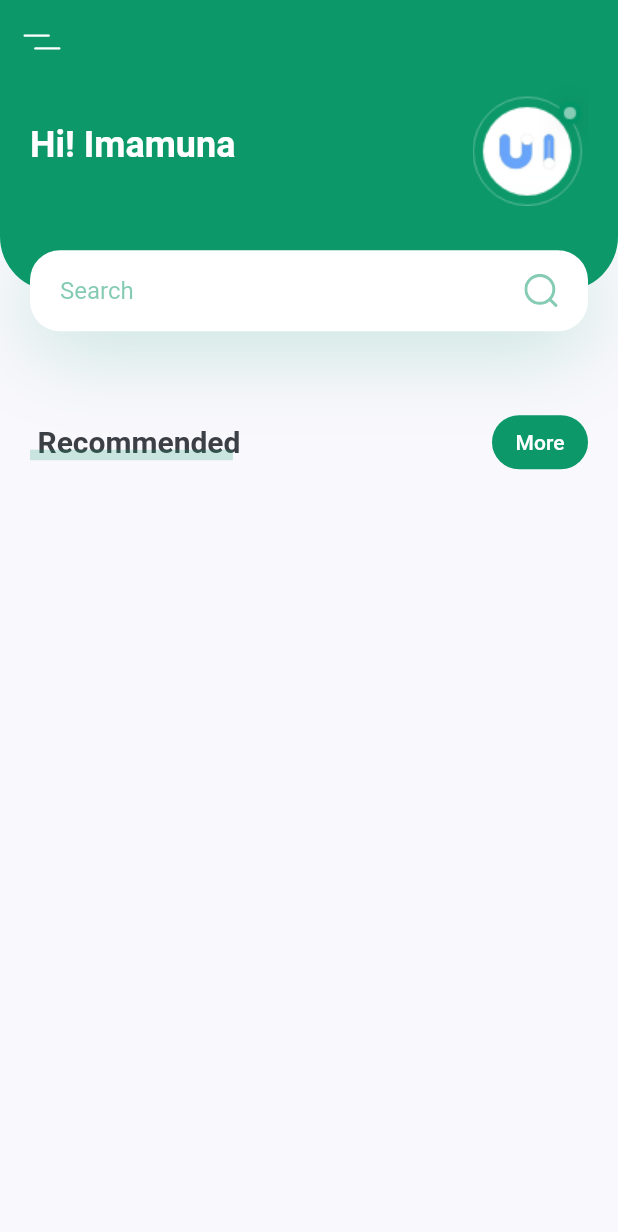
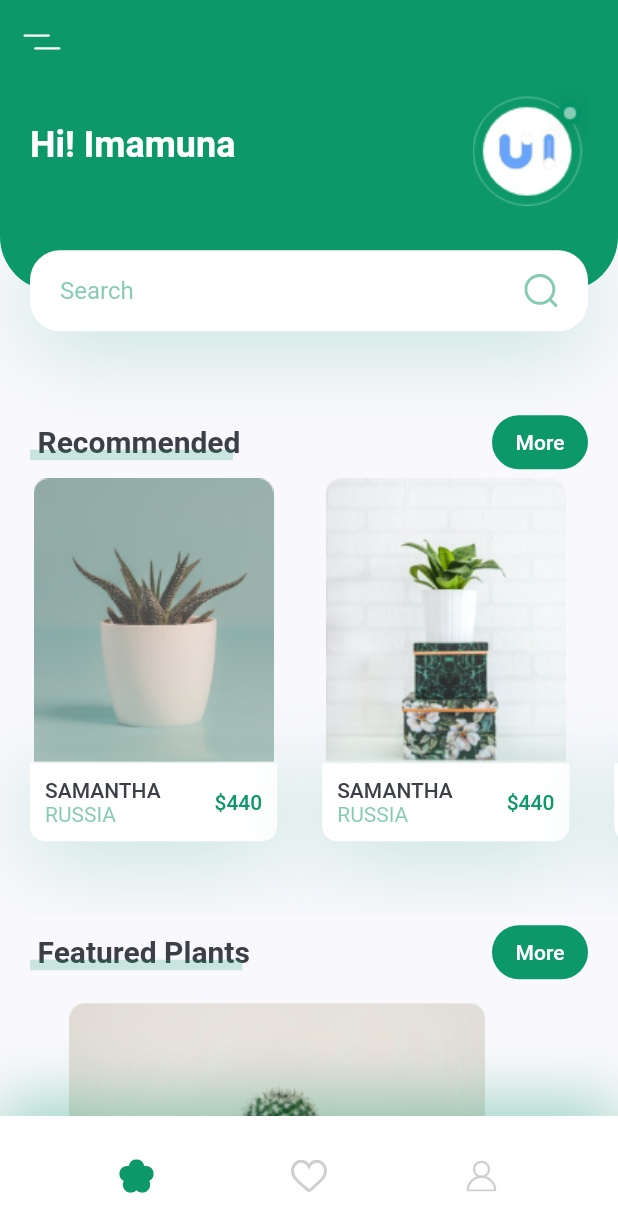
Before and after one commit to Imamuna/plant_app, a Flutter app: the screen it shows after launch, on a phone screen of 412 x 824 dp. Shown: the top 1232 px of the screen. Run offline on Flutter 3.47's test engine with Material 2 defaults, Android fonts, the phone set to English and light mode, and no system bars; our stand-ins replace flutter_svg.

Commit message:
Initial commit

```diff
--- /dev/null
+++ b/lib/components/bottomNavBar.dart
@@ -0,0 +1,44 @@
+import 'package:flutter/material.dart';
+import 'package:flutter_svg/svg.dart';
+
+import '../constants.dart';
+
+class MyBottomNavBar extends StatelessWidget {
+  const MyBottomNavBar({
+    Key? key,
+  }) : super(key: key);
+
+  @override
+  Widget build(BuildContext context) {
+    return Container(
+      height: 80,
+      decoration: BoxDecoration(
+        color: Colors.white,
+        boxShadow: [
+          BoxShadow(
+            offset: Offset(0, -10),
+            blurRadius: 35,
+            color: kPrimaryColor.withOpacity(0.38),
+          ),
+        ],
+      ),
+      child: Row(
+        mainAxisAlignment: MainAxisAlignment.spaceEvenly,
+        children: [
+          IconButton(
+            onPressed: () {},
+            icon: SvgPicture.asset('icons/flower.svg'),
+          ),
+          IconButton(
+            onPressed: () {},
+            icon: SvgPicture.asset('icons/heart-icon.svg'),
+          ),
+          IconButton(
+            onPressed: () {},
+            icon: SvgPicture.asset('icons/user-icon.svg'),
+          )
+        ],
+      ),
+    );
+  }
+}
--- a/lib/screens/home/components/body.dart
+++ b/lib/screens/home/components/body.dart
@@ -1,6 +1,9 @@
 import 'package:flutter/material.dart';
 import 'package:plant_app/constants.dart';
+import 'package:plant_app/screens/home/components/reccomended%20plants.dart';
+import 'package:plant_app/screens/home/components/recommendplants.dart';
 import 'package:plant_app/screens/home/components/tile%20with%20more%20button.dart';
+import 'featured_plants.dart';
 import 'header with search.dart';
 
 class Body extends StatelessWidget {
@@ -16,6 +19,12 @@ class Body extends StatelessWidget {
           TileWithMoreButton(
             press: () {},
             title: 'Recommended',
+          ),
+          recomendplants(),
+          TileWithMoreButton(press: () {}, title: 'Featured Plants'),
+          FeaturedPlants(),
+          SizedBox(
+            height: kDefaultPadding,
           )
         ],
       ),
--- /dev/null
+++ b/lib/screens/home/components/featured_plants.dart
@@ -0,0 +1,60 @@
+import 'package:flutter/material.dart';
+
+import '../../../constants.dart';
+
+class FeaturedPlants extends StatelessWidget {
+  const FeaturedPlants({
+    Key? key,
+  }) : super(key: key);
+
+  @override
+  Widget build(BuildContext context) {
+    return SingleChildScrollView(
+      scrollDirection: Axis.horizontal,
+      child: Row(
+        children: [
+          FeaturePlantCard(
+            press: () {},
+            image: 'images/bottom_img_1.png',
+          ),
+          FeaturePlantCard(
+            press: () {},
+            image: 'images/bottom_img_2.png',
+          ),
+        ],
+      ),
+    );
+  }
+}
+
+class FeaturePlantCard extends StatelessWidget {
+  const FeaturePlantCard({
+    Key? key,
+    required this.press,
+    required this.image,
+  }) : super(key: key);
+  final VoidCallback press;
+  final String image;
+  @override
+  Widget build(BuildContext context) {
+    Size size = MediaQuery.of(context).size;
+    return GestureDetector(
+      onTap: press,
+      child: Container(
+        margin: const EdgeInsets.only(
+          left: kDefaultPadding,
+          top: kDefaultPadding / 2,
+          bottom: kDefaultPadding / 2,
+        ),
+        width: size.width * 0.8,
+        height: 185,
+        decoration: BoxDecoration(
+          borderRadius: BorderRadius.circular(10),
+          image: DecorationImage(
+            image: AssetImage(image),
+          ),
+        ),
+      ),
+    );
+  }
+}
--- /dev/null
+++ b/lib/screens/home/components/reccomended plants.dart
@@ -0,0 +1,81 @@
+import 'package:flutter/material.dart';
+
+import '../../../constants.dart';
+
+class RecommendedPlantCard extends StatelessWidget {
+  const RecommendedPlantCard({
+    Key? key,
+    required this.image,
+    required this.title,
+    required this.country,
+    required this.price,
+    required this.press,
+  }) : super(key: key);
+  final String image, title, country;
+  final int price;
+  final VoidCallback press;
+  @override
+  Widget build(BuildContext context) {
+    Size size = MediaQuery.of(context).size;
+    return Container(
+      margin: EdgeInsets.only(
+        left: kDefaultPadding,
+        right: kDefaultPadding / 2,
+        bottom: kDefaultPadding * 2.5,
+      ),
+      width: size.width * 0.4,
+      child: Column(
+        children: [
+          Image.asset(image),
+          GestureDetector(
+            onTap: press,
+            child: Container(
+              padding: EdgeInsets.all(kDefaultPadding / 2),
+              decoration: BoxDecoration(
+                borderRadius: BorderRadius.only(
+                  bottomRight: Radius.circular(10),
+                  bottomLeft: Radius.circular(10),
+                ),
+                color: Colors.white,
+                boxShadow: [
+                  BoxShadow(
+                    offset: Offset(0, 10),
+                    blurRadius: 50,
+                    color: kPrimaryColor.withOpacity(0.23),
+                  ),
+                ],
+              ),
+              child: Row(
+                children: [
+                  RichText(
+                    text: TextSpan(
+                      children: [
+                        TextSpan(
+                            text: '$title\n'.toUpperCase(),
+                            style: Theme.of(context).textTheme.button),
+                        TextSpan(
+                          text: '$country'.toUpperCase(),
+                          style: TextStyle(
+                            color: kPrimaryColor.withOpacity(0.5),
+                          ),
+                        )
+                      ],
+                    ),
+                  ),
+                  Spacer(),
+                  Text(
+                    '\$$price',
+                    style: Theme.of(context)
+                        .textTheme
+                        .button
+                        ?.copyWith(color: kPrimaryColor),
+                  )
+                ],
+              ),
+            ),
+          )
+        ],
+      ),
+    );
+  }
+}
--- /dev/null
+++ b/lib/screens/home/components/recommendplants.dart
@@ -0,0 +1,62 @@
+import 'package:flutter/material.dart';
+import 'package:plant_app/screens/details/details_screen.dart';
+import 'package:plant_app/screens/home/components/reccomended%20plants.dart';
+
+class recomendplants extends StatelessWidget {
+  const recomendplants({
+    Key? key,
+  }) : super(key: key);
+
+  @override
+  Widget build(BuildContext context) {
+    return SingleChildScrollView(
+      scrollDirection: Axis.horizontal,
+      child: Row(
+        children: [
+          RecommendedPlantCard(
+            country: 'Russia',
+            title: 'Samantha',
+            price: 440,
+            press: () {
+              Navigator.push(
+                context,
+                MaterialPageRoute(
+                  builder: (context) => const DetailsScreen(),
+                ),
+              );
+            },
+            image: 'images/image_1.png',
+          ),
+          RecommendedPlantCard(
+            country: 'Russia',
+            title: 'Samantha',
+            price: 440,
+            press: () {
+              Navigator.push(
+                context,
+                MaterialPageRoute(
+                  builder: (context) => const DetailsScreen(),
+                ),
+              );
+            },
+            image: 'images/image_2.png',
+          ),
+          RecommendedPlantCard(
+            country: 'Russia',
+            title: 'Samantha',
+            price: 440,
+            press: () {
+              Navigator.push(
+                context,
+                MaterialPageRoute(
+                  builder: (context) => const DetailsScreen(),
+                ),
+              );
+            },
+            image: 'images/image_3.png',
+          ),
+        ],
+      ),
+    );
+  }
+}
--- a/lib/screens/home/home_screen.dart
+++ b/lib/screens/home/home_screen.dart
@@ -1,5 +1,7 @@
 import 'package:flutter/material.dart';
 import 'package:flutter_svg/flutter_svg.dart';
+import 'package:plant_app/constants.dart';
+import '../../components/bottomNavBar.dart';
 import 'components/body.dart';
 
 class HomeScreen extends StatelessWidget {
@@ -10,6 +12,7 @@ class HomeScreen extends StatelessWidget {
     return Scaffold(
       appBar: buildAppBar(),
       body: Body(),
+      bottomNavigationBar: MyBottomNavBar(),
     );
   }
 
```
Also changed, not shown: lib/screens/details/components/body.dart (added, +79 -0 lines), lib/screens/details/details_screen.dart (added, +15 -0 lines).
